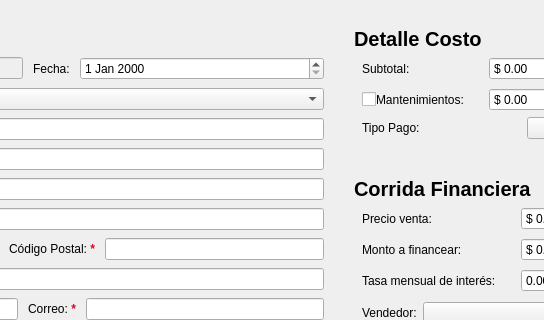
First picture: the form in src/presentation/commercial/registration/saledetailsview.ui, repository ShibaK7/seminuevos, before the edit; both pictures show x 357 to 901 and y 0 to 320 of the 1400 by 779 pixel window.
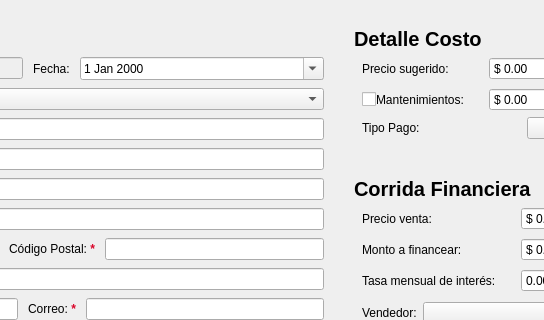
Second picture: the form after the edit. Custom widgets are drawn as their Qt base class.

```diff
--- a/src/presentation/commercial/registration/saledetailsview.ui
+++ b/src/presentation/commercial/registration/saledetailsview.ui
@@ -137,6 +137,9 @@
                  <verstretch>0</verstretch>
                 </sizepolicy>
                </property>
+               <property name="calendarPopup">
+                <bool>true</bool>
+               </property>
               </widget>
              </item>
             </layout>
@@ -615,7 +618,7 @@
            <item row="1" column="0">
             <widget class="QLabel" name="subtotalLabel">
              <property name="text">
-              <string>Subtotal:</string>
+              <string>Precio sugerido:</string>
              </property>
             </widget>
            </item>
```
Left out of the diff: 2 changed lines with no effect on the pictures.
